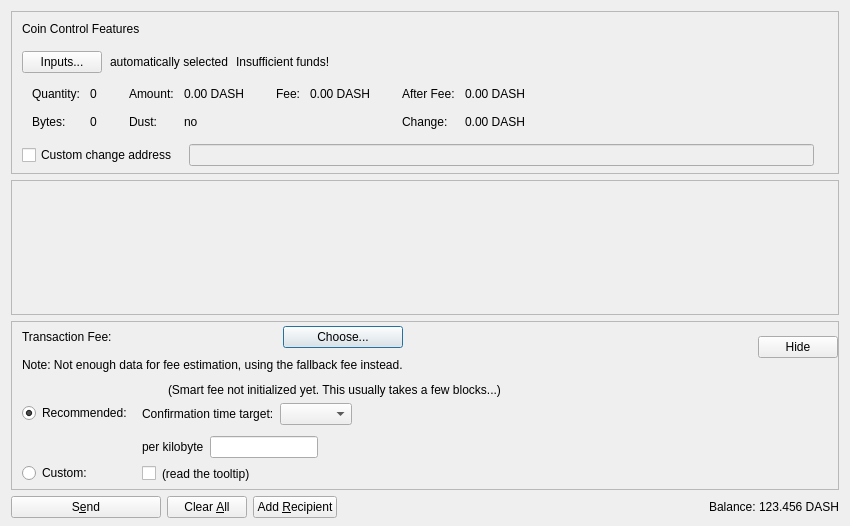
Before: the Qt Designer form src/qt/forms/sendcoinsdialog.ui in Youngstar4/documentchain, drawn with Qt 5.
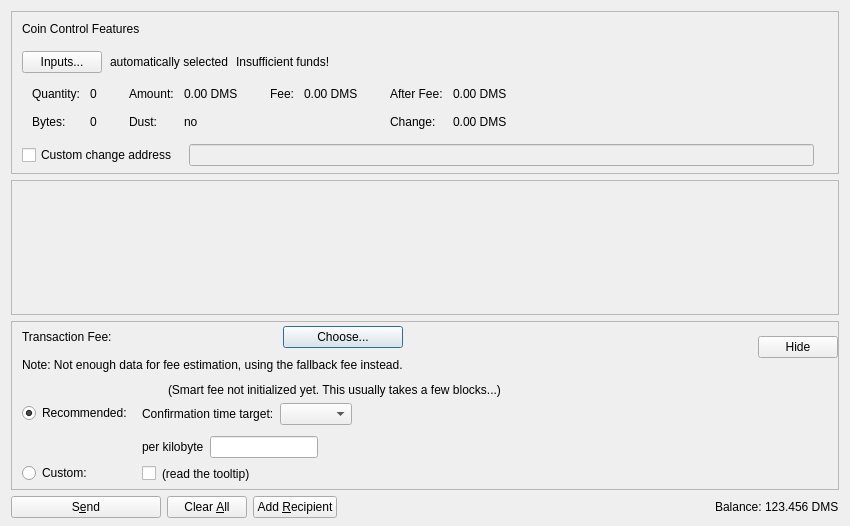
After: the same form once the commit is applied. Custom widgets are drawn as their Qt base class.

Commit message:
Dash 0.17 to DMS: replace texts
Using our replacement software with some manual changes

```diff
--- a/src/qt/forms/sendcoinsdialog.ui
+++ b/src/qt/forms/sendcoinsdialog.ui
@@ -288,7 +288,7 @@
                   <enum>Qt::ActionsContextMenu</enum>
                  </property>
                  <property name="text">
-                  <string notr="true">0.00 DASH</string>
+                  <string notr="true">0.00 DMS</string>
                  </property>
                  <property name="textInteractionFlags">
                   <set>Qt::LinksAccessibleByMouse|Qt::TextSelectableByKeyboard|Qt::TextSelectableByMouse</set>
@@ -356,7 +356,7 @@
                   <enum>Qt::ActionsContextMenu</enum>
                  </property>
                  <property name="text">
-                  <string notr="true">0.00 DASH</string>
+                  <string notr="true">0.00 DMS</string>
                  </property>
                  <property name="textInteractionFlags">
                   <set>Qt::LinksAccessibleByMouse|Qt::TextSelectableByKeyboard|Qt::TextSelectableByMouse</set>
@@ -401,7 +401,7 @@
                   <enum>Qt::ActionsContextMenu</enum>
                  </property>
                  <property name="text">
-                  <string notr="true">0.00 DASH</string>
+                  <string notr="true">0.00 DMS</string>
                  </property>
                  <property name="textInteractionFlags">
                   <set>Qt::LinksAccessibleByMouse|Qt::TextSelectableByKeyboard|Qt::TextSelectableByMouse</set>
@@ -424,7 +424,7 @@
                   <enum>Qt::ActionsContextMenu</enum>
                  </property>
                  <property name="text">
-                  <string notr="true">0.00 DASH</string>
+                  <string notr="true">0.00 DMS</string>
                  </property>
                  <property name="textInteractionFlags">
                   <set>Qt::LinksAccessibleByMouse|Qt::TextSelectableByKeyboard|Qt::TextSelectableByMouse</set>
@@ -1156,7 +1156,7 @@
           <cursorShape>IBeamCursor</cursorShape>
          </property>
          <property name="text">
-          <string notr="true">123.456 DASH</string>
+          <string notr="true">123.456 DMS</string>
          </property>
          <property name="textInteractionFlags">
           <set>Qt::LinksAccessibleByMouse|Qt::TextSelectableByKeyboard|Qt::TextSelectableByMouse</set>
```
Left out of the diff: 8 changed lines with no effect on the pictures. The commit also changes 409 other files.
